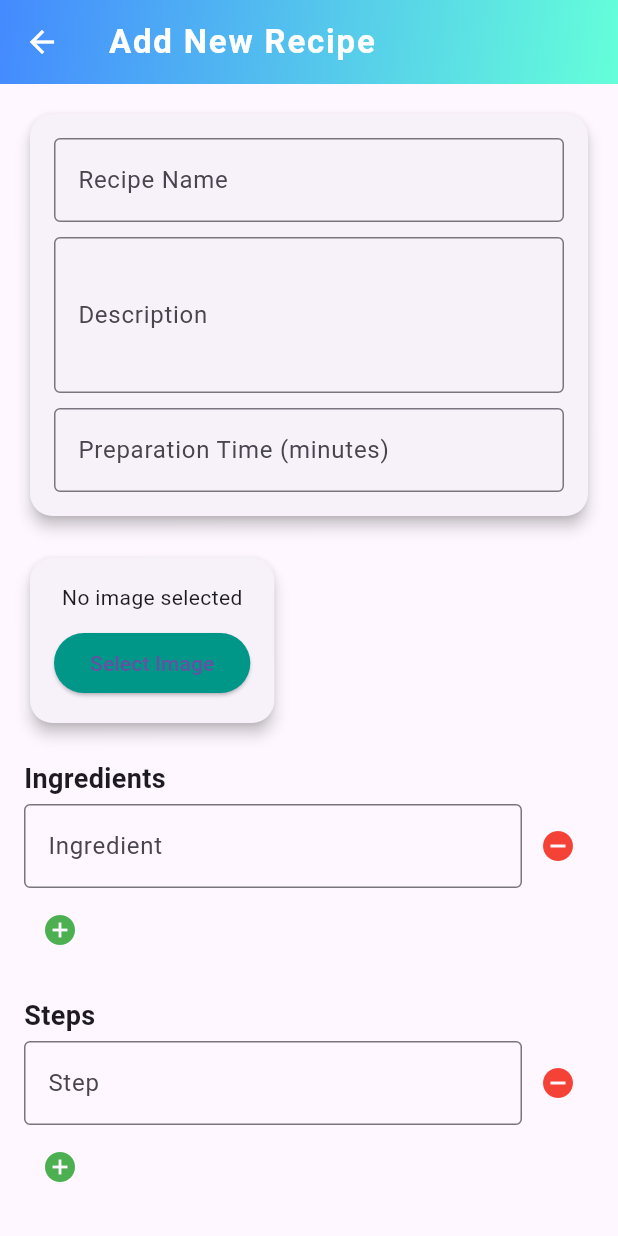
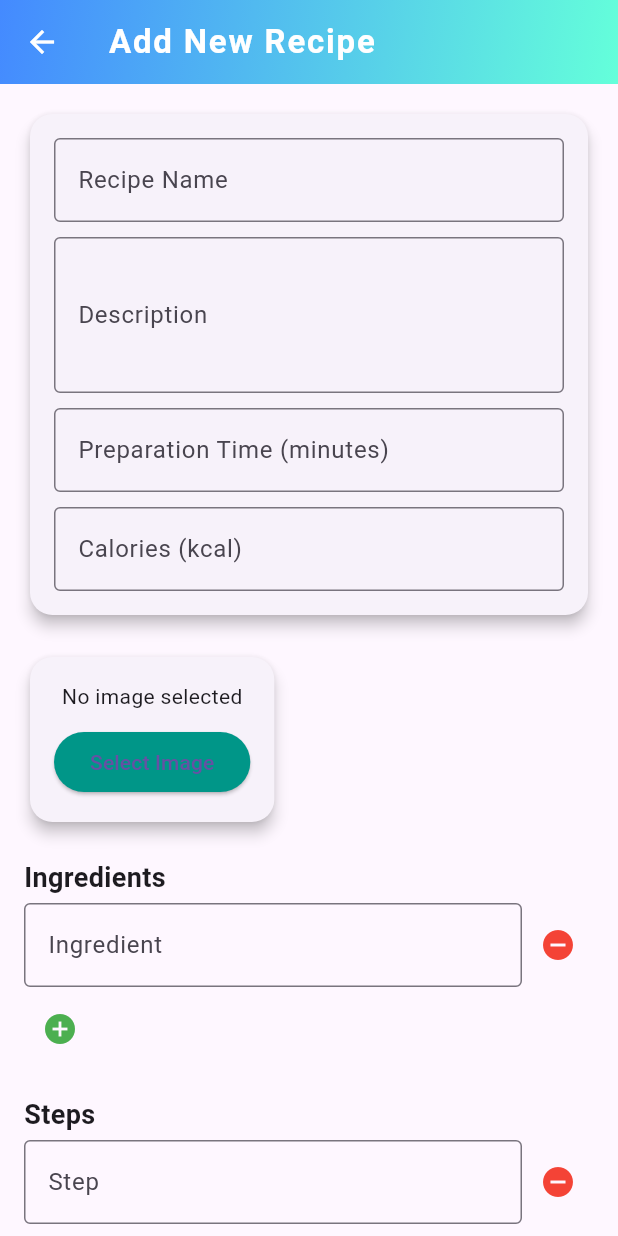
Before and after one commit to Lacesz0123/fitwithus, a Flutter app: the AddRecipeScreen screen opened directly with empty values, on a phone screen of 412 x 824 dp. Run offline on Flutter 3.47's test engine with Material 3 defaults, Android fonts, the light colour scheme and no system bars; our stand-ins replace cloud_firestore, email_validator, firebase_auth, firebase_core, firebase_storage, fl_chart and 1 more; accounts and stored records are empty.

Commit message:
admins can add and edig calories

```diff
--- a/lib/recipes/add_recipe_screen.dart
+++ b/lib/recipes/add_recipe_screen.dart
@@ -17,6 +17,7 @@ class _AddRecipeScreenState extends State<AddRecipeScreen> {
   final TextEditingController nameController = TextEditingController();
   final TextEditingController descriptionController = TextEditingController();
   final TextEditingController prepTimeController = TextEditingController();
+  final TextEditingController caloriesController = TextEditingController();
 
   List<TextEditingController> ingredientControllers = [TextEditingController()];
   List<TextEditingController> stepControllers = [TextEditingController()];
@@ -46,25 +47,43 @@ class _AddRecipeScreenState extends State<AddRecipeScreen> {
   }
 
   Future<void> _addRecipe() async {
+    // Ellenőrzés, hogy minden mező ki van-e töltve
     if (nameController.text.isEmpty ||
         descriptionController.text.isEmpty ||
         prepTimeController.text.isEmpty ||
+        caloriesController.text.isEmpty ||
         ingredientControllers.any((c) => c.text.isEmpty) ||
         stepControllers.any((c) => c.text.isEmpty) ||
         _selectedImage == null) {
       ScaffoldMessenger.of(context).showSnackBar(
         const SnackBar(
-            content: Text("Please fill all fields and upload an image.")),
+          content: Text("Please fill all fields and upload an image."),
+        ),
       );
       return;
     }
 
+    // Kalória érték ellenőrzése
+    int? calories = int.tryParse(caloriesController.text);
+    if (calories == null || calories <= 0) {
+      ScaffoldMessenger.of(context).showSnackBar(
+        const SnackBar(
+          content: Text("Calories must be a valid positive number."),
+        ),
+      );
+      return;
+    }
+
+    // Betöltés indítása
     setState(() {
       _isLoading = true;
     });
 
     try {
+      // Kép feltöltése a Firestore-ba
       final imageUrl = await _uploadImage();
+
+      // Összetevők és lépések begyűjtése
       List<String> ingredients = ingredientControllers
           .map((controller) => controller.text)
           .where((text) => text.isNotEmpty)
@@ -74,6 +93,7 @@ class _AddRecipeScreenState extends State<AddRecipeScreen> {
           .where((text) => text.isNotEmpty)
           .toList();
 
+      // Recept hozzáadása a Firestore-hoz
       await FirebaseFirestore.instance.collection('recipes').add({
         'name': nameController.text,
         'name_lower': nameController.text.toLowerCase(),
@@ -83,14 +103,21 @@ class _AddRecipeScreenState extends State<AddRecipeScreen> {
         'ingredients': ingredients,
         'steps': steps,
         'imageUrl': imageUrl,
+        'calories': calories, // Kalória érték mentése
       });
 
+      // Visszalépés és értesítés
       Navigator.of(context).pop();
+      ScaffoldMessenger.of(context).showSnackBar(
+        const SnackBar(content: Text("Recipe added successfully!")),
+      );
     } catch (e) {
+      // Hibaüzenet megjelenítése
       ScaffoldMessenger.of(context).showSnackBar(
         SnackBar(content: Text("Failed to add recipe: $e")),
       );
     } finally {
+      // Betöltés befejezése
       setState(() {
         _isLoading = false;
       });
@@ -150,6 +177,15 @@ class _AddRecipeScreenState extends State<AddRecipeScreen> {
                             keyboardType: TextInputType.number,
                             decoration: const InputDecoration(
                               labelText: "Preparation Time (minutes)",
+                              border: OutlineInputBorder(),
+                            ),
+                          ),
+                          const SizedBox(height: 10),
+                          TextField(
+                            controller: caloriesController,
+                            keyboardType: TextInputType.number,
+                            decoration: const InputDecoration(
+                              labelText: "Calories (kcal)",
                               border: OutlineInputBorder(),
                             ),
                           ),
@@ -296,6 +332,7 @@ class _AddRecipeScreenState extends State<AddRecipeScreen> {
     nameController.dispose();
     descriptionController.dispose();
     prepTimeController.dispose();
+    caloriesController.dispose();
     ingredientControllers.forEach((controller) => controller.dispose());
     stepControllers.forEach((controller) => controller.dispose());
     super.dispose();
--- a/lib/recipes/edit_recipe_screen.dart
+++ b/lib/recipes/edit_recipe_screen.dart
@@ -17,6 +17,7 @@ class EditRecipeScreen extends StatefulWidget {
 class _EditRecipeScreenState extends State<EditRecipeScreen> {
   final TextEditingController nameController = TextEditingController();
   final TextEditingController descriptionController = TextEditingController();
+  final TextEditingController caloriesController = TextEditingController();
   final TextEditingController prepTimeController = TextEditingController();
   List<TextEditingController> ingredientControllers = [];
   List<TextEditingController> stepControllers = [];
@@ -68,6 +69,9 @@ class _EditRecipeScreenState extends State<EditRecipeScreen> {
       stepControllers = (data['steps'] as List<dynamic>)
           .map((step) => TextEditingController(text: step))
           .toList();
+      if (data['calories'] != null) {
+        caloriesController.text = data['calories'].toString();
+      }
     });
   }
 
@@ -130,6 +134,12 @@ class _EditRecipeScreenState extends State<EditRecipeScreen> {
         return;
       }
 
+      int? calories = int.tryParse(caloriesController.text);
+      if (calories == null || calories <= 0) {
+        _showError('Calories must be a valid positive number.');
+        return;
+      }
+
       List<String> ingredients = ingredientControllers
           .map((controller) => controller.text)
           .where((text) => text.isNotEmpty)
@@ -160,6 +170,7 @@ class _EditRecipeScreenState extends State<EditRecipeScreen> {
         'ingredients': ingredients,
         'steps': steps,
         'imageUrl': imageUrl ?? _imageUrl,
+        'calories': calories, // Kalóriaérték mentése
       });
 
       Navigator.of(context).pop();
@@ -222,6 +233,15 @@ class _EditRecipeScreenState extends State<EditRecipeScreen> {
                     maxLines: 3,
                     decoration: const InputDecoration(
                       labelText: "Description",
+                      border: OutlineInputBorder(),
+                    ),
+                  ),
+                  const SizedBox(height: 20),
+                  TextField(
+                    controller: caloriesController,
+                    keyboardType: TextInputType.number,
+                    decoration: const InputDecoration(
+                      labelText: "Calories (kcal)",
                       border: OutlineInputBorder(),
                     ),
                   ),
--- a/lib/recipes/recipe_detail_screen.dart
+++ b/lib/recipes/recipe_detail_screen.dart
@@ -20,6 +20,7 @@ class _RecipeDetailScreenState extends State<RecipeDetailScreen> {
   List<String> steps = [];
   bool isFavorite = false;
   String? imageUrl; // Kép URL hozzáadása
+  int? calories; // Kalóriaérték tárolása
 
   @override
   void initState() {
@@ -46,6 +47,7 @@ class _RecipeDetailScreenState extends State<RecipeDetailScreen> {
       ingredientsStatus = {
         for (var ingredient in ingredients) ingredient: false
       };
+      calories = data['calories']; // Kalóriaérték lekérése
     });
   }
 
@@ -174,6 +176,25 @@ class _RecipeDetailScreenState extends State<RecipeDetailScreen> {
                     description,
                     style: const TextStyle(fontSize: 16, color: Colors.black87),
                   ),
+                  // Kalóriaérték hozzáadása a build metódushoz
+                  const SizedBox(height: 12),
+                  if (calories != null) ...[
+                    Row(
+                      children: [
+                        const Icon(Icons.local_fire_department,
+                            color: Colors.red),
+                        const SizedBox(width: 8),
+                        Text(
+                          "Calories: $calories kcal",
+                          style: const TextStyle(
+                            fontSize: 16,
+                            color: Colors.black54,
+                          ),
+                        ),
+                      ],
+                    ),
+                  ],
+
                   const SizedBox(height: 16),
                   const Text(
                     "Ingredients:",
--- a/lib/workouts/category_workouts_screen.dart
+++ b/lib/workouts/category_workouts_screen.dart
@@ -66,7 +66,7 @@ class _CategoryWorkoutsScreenState extends State<CategoryWorkoutsScreen> {
   Widget build(BuildContext context) {
     return Scaffold(
       appBar: AppBar(
-        title: Text('${widget.category} Edzések'),
+        title: Text('${widget.category} Workouts'),
         flexibleSpace: Container(
           decoration: const BoxDecoration(
             gradient: LinearGradient(
```
